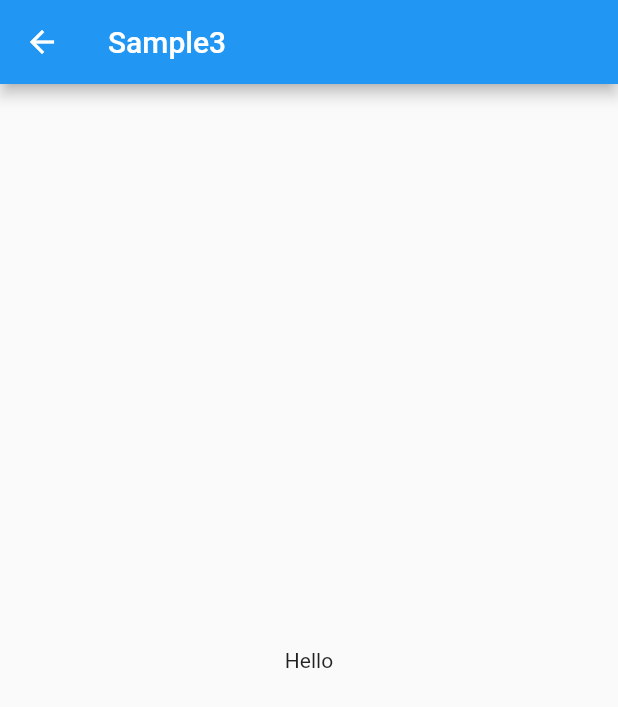
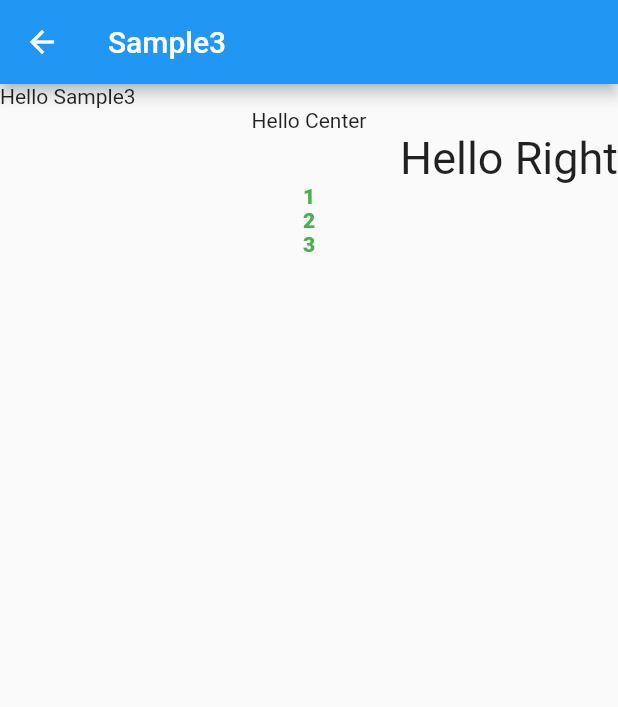
Before and after one commit to ise-208/sample-inspection, a Flutter app: the SamplePage3 screen opened directly, on a phone screen of 412 x 824 dp. Shown: the top 707 px of the screen. Run offline on Flutter 3.47's test engine with Material 2 defaults, Android fonts, the phone set to English and light mode, and no system bars.

Commit message:
textの変更

```diff
--- a/lib/presentation/sample_page3.dart
+++ b/lib/presentation/sample_page3.dart
@@ -5,8 +5,50 @@ class SamplePage3 extends StatelessWidget {
   Widget build(BuildContext context) {
     return Scaffold(
         appBar: AppBar(title: Text('Sample3')),
-        body: const Center(
-          child: Text("Hello"),
+        body: Center(
+          child: Column(
+            children: [
+              Container(
+                width: double.infinity,
+                child: Text("Hello Sample3"),
+              ),
+              Container(
+                width: double.infinity,
+                child: const Text(
+                  "Hello Center",
+                  textAlign: TextAlign.center,
+                ),
+              ),
+              Container(
+                width: double.infinity,
+                child: const Text(
+                  "Hello Right",
+                  textAlign: TextAlign.right,
+                  style: TextStyle(
+                    fontSize: 30,
+                  ),
+                ),
+              ),
+              DefaultTextStyle(
+                style: _commonTextStyle,
+                child: Container(
+                  child: Column(
+                    children: const [
+                      Text("1"),
+                      Text("2"),
+                      Text("3"),
+                    ],
+                  ),
+                ),
+              ),
+            ],
+          ),
         ));
   }
+
+  static const _commonTextStyle = TextStyle(
+    color: Colors.green,
+    fontFamily: 'Roboto',
+    fontWeight: FontWeight.w900,
+  );
 }
```
